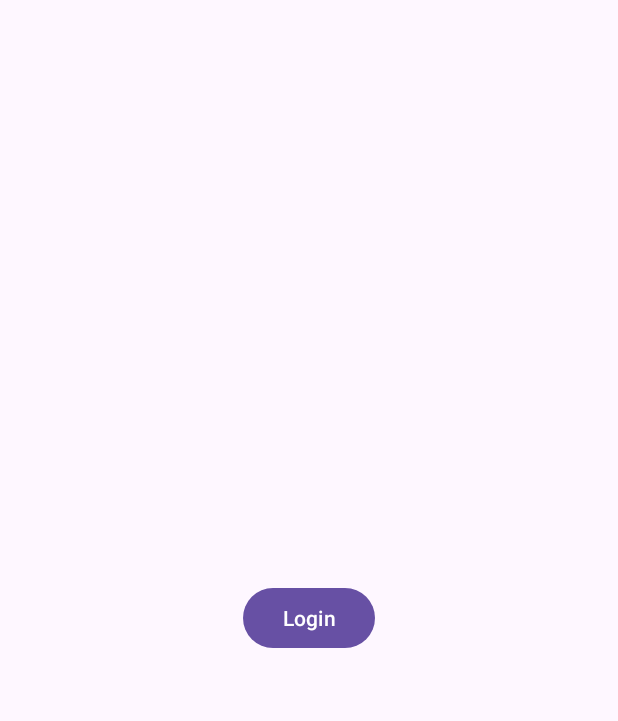
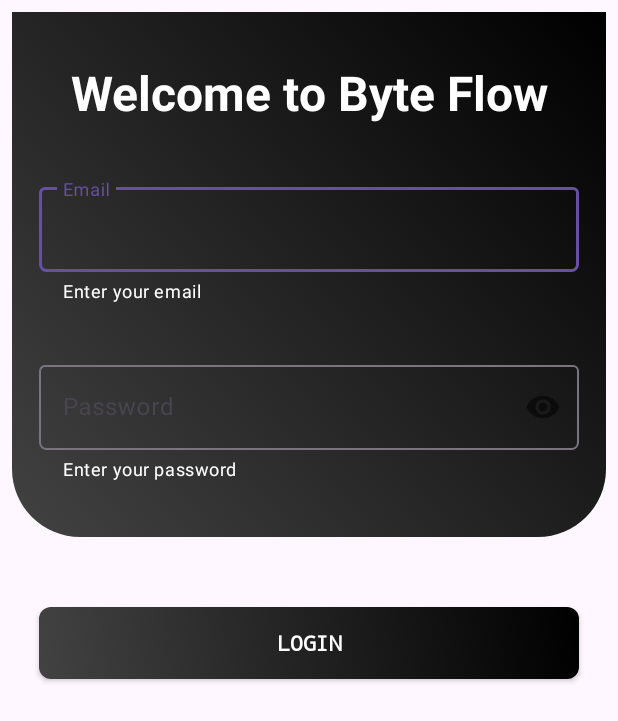
Before and after one commit to Amlan101/Byte-Flow-SIH, an Android app: the screen it shows after launch (MainActivity), on a phone screen of 412 x 824 dp. Shown: the top 721 px of the screen. Run offline under Robolectric (Android 15) with nearby library versions, the phone set to English and light mode, and no system bars.

Commit message:
Added the Login Page

```diff
--- a/app/src/main/java/com/example/byteflowsih/activities/MainActivity.kt
+++ b/app/src/main/java/com/example/byteflowsih/activities/MainActivity.kt
@@ -10,9 +10,9 @@ class MainActivity : AppCompatActivity() {
     override fun onCreate(savedInstanceState: Bundle?) {
         super.onCreate(savedInstanceState)
         setContentView(R.layout.activity_main)
-        val login = findViewById<Button>(R.id.button)
+        val loginBtn = findViewById<Button>(R.id.loginButton)
 
-        login.setOnClickListener {
+        loginBtn.setOnClickListener {
             val intent = Intent(this, InputActivity::class.java)
             startActivity(intent)
         }
--- a/app/src/main/res/layout/activity_input.xml
+++ b/app/src/main/res/layout/activity_input.xml
@@ -11,12 +11,11 @@
     <ImageView
         android:id="@+id/backgroundDrawable"
         android:layout_width="match_parent"
-        android:layout_height="480dp"
+        android:layout_height="580dp"
         android:src="@drawable/custom_background"
-        app:layout_constraintTop_toTopOf="parent"
         app:layout_constraintEnd_toEndOf="parent"
         app:layout_constraintStart_toStartOf="parent"
-        />
+        app:layout_constraintTop_toTopOf="parent" />
     <TextView
         android:id="@+id/titleTxtView"
         android:layout_width="match_parent"
@@ -54,6 +53,7 @@
             android:layout_width="match_parent"
             android:textColor="@color/white"
             android:fontFamily="monospace"
+            android:textAlignment="viewStart"
             android:layout_height="wrap_content"
             android:inputType="numberDecimal" />
 
@@ -80,6 +80,7 @@
             android:layout_width="match_parent"
             android:layout_height="wrap_content"
             android:textColor="@color/white"
+            android:textAlignment="viewStart"
             android:fontFamily="monospace"
             android:inputType="numberDecimal" />
 
@@ -105,10 +106,38 @@
             android:fontFamily="monospace"
             android:layout_width="match_parent"
             android:layout_height="wrap_content"
+            android:textAlignment="viewStart"
             android:inputType="numberDecimal"
             android:textColor="@color/white"/>
 
     </com.google.android.material.textfield.TextInputLayout>
+
+    <com.google.android.material.textfield.TextInputLayout
+        android:id="@+id/textInputFourth"
+        android:layout_width="0dp"
+        android:layout_height="wrap_content"
+        android:layout_marginTop="36dp"
+        android:layout_marginHorizontal="18dp"
+        android:hint="Fourth Feature"
+        app:helperText="Enter in metric tonnes"
+        app:helperTextEnabled="true"
+        app:helperTextTextColor="@color/white"
+        app:layout_constraintTop_toBottomOf="@id/textInputEquipment"
+        app:layout_constraintStart_toStartOf="parent"
+        app:layout_constraintEnd_toEndOf="parent"
+        app:layout_constraintWidth_default="spread">
+
+        <com.google.android.material.textfield.TextInputEditText
+            android:id="@+id/inputFourth"
+            android:fontFamily="monospace"
+            android:layout_width="match_parent"
+            android:layout_height="wrap_content"
+            android:textAlignment="viewStart"
+            android:inputType="numberDecimal"
+            android:textColor="@color/white"/>
+
+    </com.google.android.material.textfield.TextInputLayout>
+
 
     <androidx.appcompat.widget.AppCompatButton
         android:id="@+id/submitButton"
@@ -120,7 +149,7 @@
         android:textColor="@android:color/white"
         android:background="@drawable/button_background"
         android:layout_marginTop="64dp"
-        app:layout_constraintTop_toBottomOf="@id/textInputEquipment"
+        app:layout_constraintTop_toBottomOf="@id/textInputFourth"
         app:layout_constraintStart_toStartOf="parent"
         app:layout_constraintEnd_toEndOf="parent"
         app:layout_constraintWidth_default="spread" />
--- a/app/src/main/res/layout/activity_main.xml
+++ b/app/src/main/res/layout/activity_main.xml
@@ -5,16 +5,96 @@
     android:id="@+id/main"
     android:layout_width="match_parent"
     android:layout_height="match_parent"
+    android:padding="8dp"
     tools:context=".activities.MainActivity">
 
-    <Button
-        android:id="@+id/button"
-        android:layout_width="wrap_content"
+    <ImageView
+        android:layout_width="match_parent"
+        android:layout_height="350dp"
+        app:layout_constraintStart_toStartOf="parent"
+        app:layout_constraintEnd_toEndOf="parent"
+        app:layout_constraintTop_toTopOf="parent"
+        android:src="@drawable/custom_background"/>
+
+    <TextView
+        android:id="@+id/welcomeTextView"
+        android:layout_width="0dp"
         android:layout_height="wrap_content"
-        android:text="Login"
+        android:text="Welcome to Byte Flow"
+        android:layout_marginTop="32dp"
+        android:textSize="32sp"
+        android:textAlignment="center"
+        android:textColor="@color/white"
+        android:textStyle="bold"
         app:layout_constraintStart_toStartOf="parent"
-        app:layout_constraintTop_toTopOf="parent"
-        app:layout_constraintBottom_toBottomOf="parent"
-        app:layout_constraintEnd_toEndOf="parent" />
+        app:layout_constraintEnd_toEndOf="parent"
+        app:layout_constraintTop_toTopOf="parent"/>
+
+    <com.google.android.material.textfield.TextInputLayout
+        android:id="@+id/textInputEmail"
+        android:layout_width="0dp"
+        android:layout_height="wrap_content"
+        app:layout_constraintStart_toStartOf="parent"
+        app:layout_constraintEnd_toEndOf="parent"
+        android:layout_marginTop="36dp"
+        app:helperText="Enter your email"
+        android:hint="Email"
+        app:helperTextTextColor="@color/white"
+        android:layout_marginHorizontal="18dp"
+        app:boxCornerRadiusBottomStart="5dp"
+        app:boxCornerRadiusBottomEnd="5dp"
+        app:layout_constraintTop_toBottomOf="@id/welcomeTextView">
+
+        <com.google.android.material.textfield.TextInputEditText
+            android:layout_width="match_parent"
+            android:layout_height="wrap_content"
+            android:id="@+id/inputEmail"
+            android:textColor="@color/white"
+            android:maxLines="1"
+            android:inputType="textEmailAddress"
+            android:textAlignment="viewStart"/>
+    </com.google.android.material.textfield.TextInputLayout>
+
+    <com.google.android.material.textfield.TextInputLayout
+        android:id="@+id/passwordContainer"
+        android:layout_width="0dp"
+        android:layout_height="wrap_content"
+        app:layout_constraintStart_toStartOf="parent"
+        app:layout_constraintEnd_toEndOf="parent"
+        android:layout_marginTop="36dp"
+        app:helperText="Enter your password"
+        android:hint="Password"
+        app:helperTextTextColor="@color/white"
+        android:layout_marginHorizontal="18dp"
+        app:boxCornerRadiusBottomStart="5dp"
+        app:boxCornerRadiusBottomEnd="5dp"
+        app:passwordToggleEnabled="true"
+        app:layout_constraintTop_toBottomOf="@id/textInputEmail">
+
+        <com.google.android.material.textfield.TextInputEditText
+            android:layout_width="match_parent"
+            android:layout_height="wrap_content"
+            android:id="@+id/passwordEditText"
+            android:textColor="@color/white"
+            android:maxLines="1"
+            android:inputType="textPassword"
+            android:textAlignment="viewStart"/>
+    </com.google.android.material.textfield.TextInputLayout>
+
+    <androidx.appcompat.widget.AppCompatButton
+        android:id="@+id/loginButton"
+        android:layout_width="0dp"
+        android:layout_height="wrap_content"
+        android:text="login"
+        android:textStyle="bold"
+        android:fontFamily="monospace"
+        android:textColor="@android:color/white"
+        android:background="@drawable/button_background"
+        android:layout_marginTop="84dp"
+        app:layout_constraintTop_toBottomOf="@id/passwordContainer"
+        app:layout_constraintStart_toStartOf="parent"
+        app:layout_constraintEnd_toEndOf="parent"
+        app:layout_constraintWidth_default="spread"
+        android:layout_marginHorizontal="18dp"/>
 
 </androidx.constraintlayout.widget.ConstraintLayout>
```
